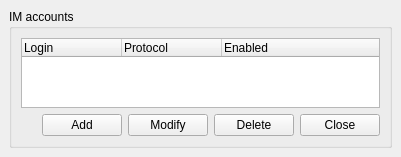
Old version of the form wengophone/src/presentation/qt/imaccount/IMAccountManager.ui in the repository tkrotoff/WengoPhone.
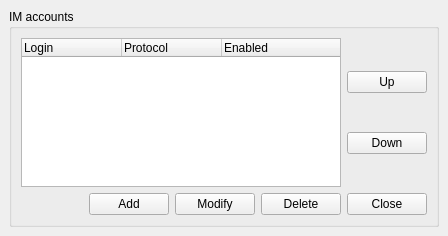
New version of the form.

```diff
--- a/wengophone/src/presentation/qt/imaccount/IMAccountManager.ui
+++ b/wengophone/src/presentation/qt/imaccount/IMAccountManager.ui
@@ -8,8 +8,8 @@
    <rect>
     <x>0</x>
     <y>0</y>
-    <width>401</width>
-    <height>149</height>
+    <width>448</width>
+    <height>236</height>
    </rect>
   </property>
   <property name="windowTitle" >
@@ -34,6 +34,30 @@
       <property name="spacing" >
        <number>6</number>
       </property>
+      <item row="0" column="1" >
+       <layout class="QGridLayout" >
+        <property name="margin" >
+         <number>0</number>
+        </property>
+        <property name="spacing" >
+         <number>6</number>
+        </property>
+        <item row="1" column="0" >
+         <widget class="QPushButton" name="downButton" >
+          <property name="text" >
+           <string>Down</string>
+          </property>
+         </widget>
+        </item>
+        <item row="0" column="0" >
+         <widget class="QPushButton" name="upButton" >
+          <property name="text" >
+           <string>Up</string>
+          </property>
+         </widget>
+        </item>
+       </layout>
+      </item>
       <item row="0" column="0" >
        <widget class="QTreeWidget" name="treeWidget" >
         <property name="rootIsDecorated" >
@@ -56,7 +80,7 @@
         </column>
        </widget>
       </item>
-      <item row="1" column="0" >
+      <item row="1" column="0" colspan="2" >
        <layout class="QGridLayout" >
         <property name="margin" >
          <number>0</number>
```
